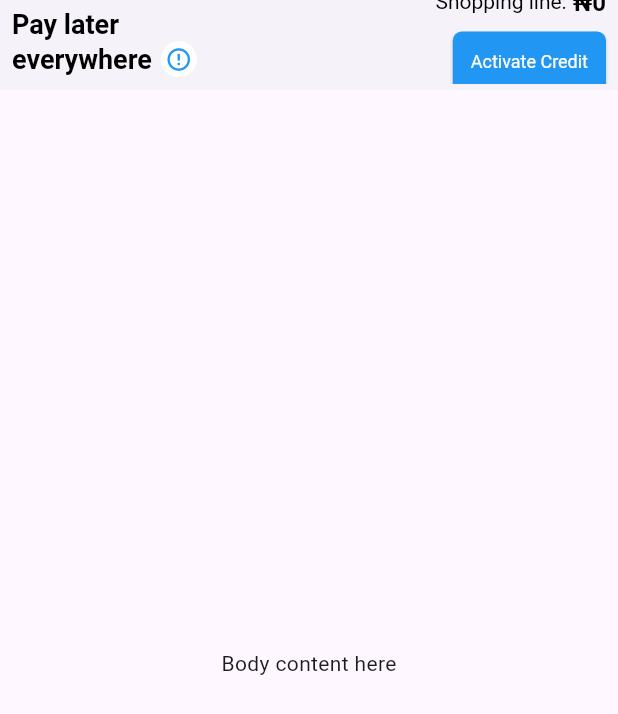
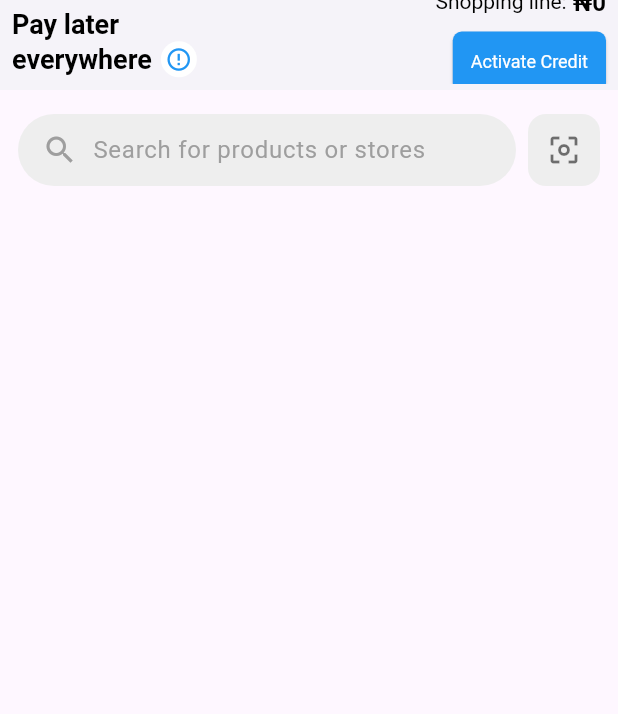
Before and after one commit to MuideenAM/pay_later_app, a Flutter app: the screen it shows after launch, on a phone screen of 412 x 824 dp. Shown: the top 714 px of the screen. Run offline on Flutter 3.47's test engine with Material 3 defaults, Android fonts, the phone set to English and light mode, and no system bars.

Commit message:
Search box and associated other elements inserted

```diff
--- a/lib/main.dart
+++ b/lib/main.dart
@@ -12,7 +12,12 @@
     return MaterialApp(
       title: 'Pay Later Everywhere',
       debugShowCheckedModeBanner: false,
-      theme: ThemeData(primarySwatch: Colors.blue),
+      theme: ThemeData(
+        primarySwatch: Colors.blue,
+        inputDecorationTheme: const InputDecorationTheme(
+          border: InputBorder.none,
+        ),
+      ),
       home: const HomeScreen(),
     );
   }
@@ -21,7 +26,6 @@
 class HomeScreen extends StatelessWidget {
   const HomeScreen({Key? key}) : super(key: key);
 
-  // Build the custom AppBar
   Widget _buildAppBar(BuildContext context) {
     return AppBar(
       automaticallyImplyLeading: false,
@@ -32,10 +36,9 @@
         padding: const EdgeInsets.symmetric(horizontal: 8.0),
         child: Row(
           children: [
-            // Center: "Pay later" and "everywhere + icon" in two lines.
+            // Left: "Pay later" and "everywhere" with icon
             Expanded(
               child: Column(
-                mainAxisAlignment: MainAxisAlignment.center,
                 crossAxisAlignment: CrossAxisAlignment.start,
                 children: [
                   const Text(
@@ -76,7 +79,7 @@
               ),
             ),
 
-            // Right: Shopping line and button
+            // Right: Shopping line and Activate Credit button
             Column(
               crossAxisAlignment: CrossAxisAlignment.end,
               children: [
@@ -100,20 +103,16 @@
                 ),
                 const SizedBox(height: 6),
                 ElevatedButton(
-                  onPressed: () {
-                    // Add your activation logic
-                  },
+                  onPressed: () {},
                   style: ElevatedButton.styleFrom(
                     backgroundColor: Colors.blue,
                     foregroundColor: Colors.white,
                     padding: const EdgeInsets.symmetric(
                       horizontal: 12,
-                      vertical: 10, // More vertical padding
+                      vertical: 10,
                     ),
                     shape: RoundedRectangleBorder(
-                      borderRadius: BorderRadius.circular(
-                        6,
-                      ), // Smaller corner radius
+                      borderRadius: BorderRadius.circular(6),
                     ),
                     textStyle: const TextStyle(fontSize: 12),
                   ),
@@ -127,6 +126,55 @@
     );
   }
 
+  // Search bar section
+  Widget _buildSearchSection(BuildContext context) {
+    return Padding(
+      padding: const EdgeInsets.symmetric(horizontal: 12, vertical: 16),
+      child: Row(
+        children: [
+          // Search box
+          Expanded(
+            child: Container(
+              height: 48,
+              decoration: BoxDecoration(
+                color: Colors.grey[200],
+                borderRadius: BorderRadius.circular(30),
+              ),
+              padding: const EdgeInsets.symmetric(horizontal: 16),
+              child: Row(
+                children: const [
+                  Icon(Icons.search, color: Colors.grey),
+                  SizedBox(width: 10),
+                  Expanded(
+                    child: TextField(
+                      decoration: InputDecoration(
+                        hintText: 'Search for products or stores',
+                        hintStyle: TextStyle(color: Colors.grey),
+                        border: InputBorder.none,
+                      ),
+                    ),
+                  ),
+                ],
+              ),
+            ),
+          ),
+          const SizedBox(width: 8),
+          // Square icon button
+          Container(
+            height: 48,
+            width: 48,
+            decoration: BoxDecoration(
+              color: Colors.grey[200],
+              borderRadius: BorderRadius.circular(12),
+            ),
+            padding: const EdgeInsets.all(8),
+            child: const Icon(Icons.center_focus_weak, color: Colors.black54),
+          ),
+        ],
+      ),
+    );
+  }
+
   @override
   Widget build(BuildContext context) {
     return Scaffold(
@@ -134,7 +182,7 @@
         preferredSize: const Size.fromHeight(60),
         child: _buildAppBar(context),
       ),
-      body: const Center(child: Text("Body content here")),
+      body: _buildSearchSection(context), // << now the main content
     );
   }
 }
```
